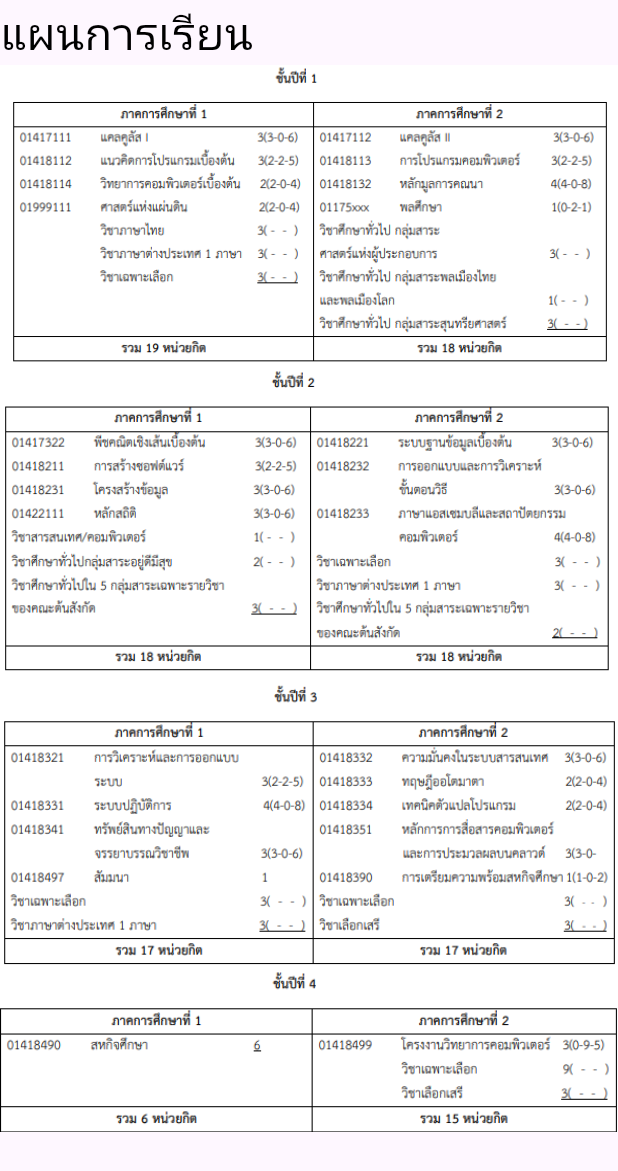
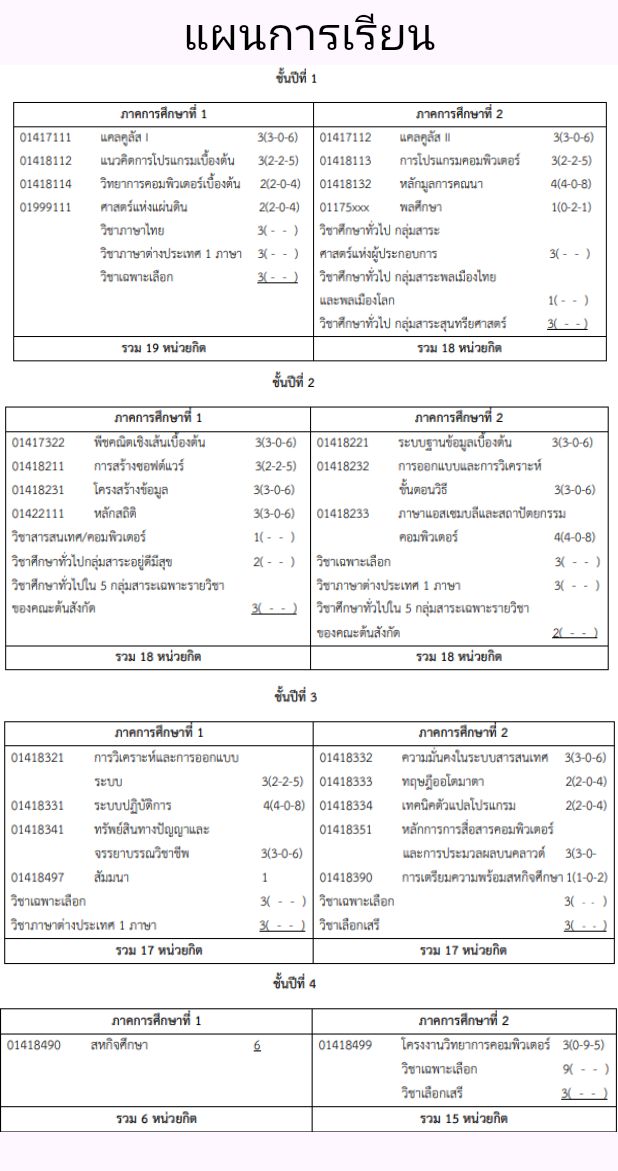
Before and after one commit to Nxwbtk/KU-SRC-MobileDev-Project, a Flutter app: the PlanPage widget shown alone on an empty page, opened directly, on a phone screen of 412 x 824 dp. Shown: the top 1171 px of the screen. Run offline on Flutter 3.47's test engine with Material 3 defaults, Android fonts, the phone set to English and light mode, and no system bars; our stand-ins replace cloud_firestore, firebase_auth, firebase_core, flutter_carousel_widget, table_calendar; missing offline and left inert: awesome_select; accounts and stored records are empty; network calls fail.

Commit message:
Update plan page UI

```diff
--- a/ku_app/lib/student/planpage.dart
+++ b/ku_app/lib/student/planpage.dart
@@ -12,9 +12,14 @@ class _PlanState extends State<PlanPage> {
   Widget build(BuildContext context) {
     return ListView(
       children: [
-        const Text(
-          'แผนการเรียน',
-          style: TextStyle(fontSize: 30, color: Colors.black),
+        const Row(
+          mainAxisAlignment: MainAxisAlignment.center,
+          children: [
+            Text(
+              'แผนการเรียน',
+              style: TextStyle(fontSize: 30, color: Colors.black),
+            ),
+          ],
         ),
         Image.asset(
           'lib/assets/imgs/1.png',
```
